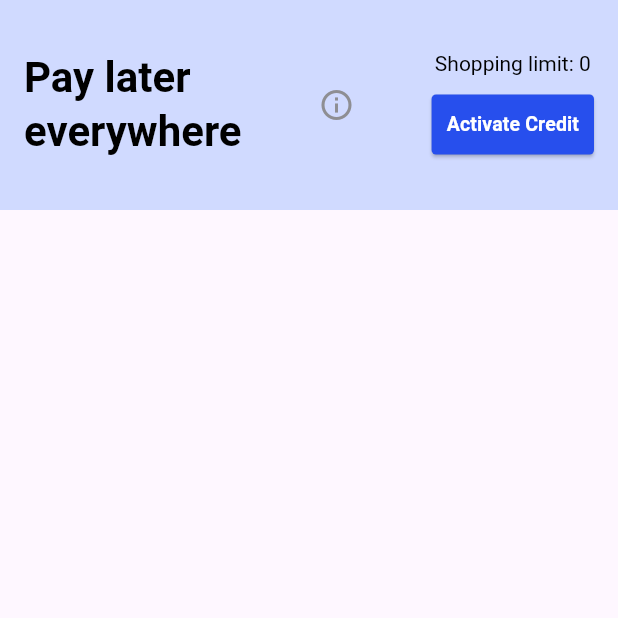
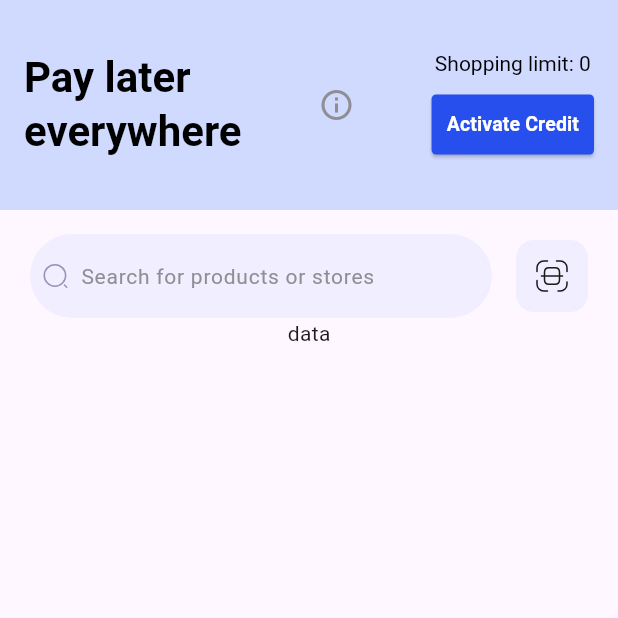
Before and after one commit to Olamidotune/credpal_ui_test, a Flutter app: the screen it shows after launch, on a phone screen of 412 x 824 dp, the top half of it. Run offline on Flutter 3.47's test engine with Material 3 defaults, Android fonts, the light colour scheme and no system bars; our stand-ins replace flutter_svg, google_fonts.

Commit message:
feat: enhance HomeScreen with search and scan functionality, add SVG assets

```diff
--- a/lib/presentation/screens/home.dart
+++ b/lib/presentation/screens/home.dart
@@ -3,6 +3,7 @@
 import 'package:credpal_ui_test/core/theme/text_styles.dart';
 import 'package:credpal_ui_test/presentation/widgets/button.dart';
 import 'package:flutter/material.dart';
+import 'package:flutter_svg/flutter_svg.dart';
 
 class HomeScreen extends StatelessWidget {
   const HomeScreen({super.key});
@@ -33,6 +34,72 @@
 
         toolbarHeight: 140,
       ),
+
+      body: SafeArea(
+        child: SingleChildScrollView(
+          physics: const BouncingScrollPhysics(),
+          child: Padding(
+            padding: EdgeInsets.symmetric(
+              horizontal: AppSpacing.horizontalSpacing,
+            ),
+            child: Column(
+              children: [
+                AppSpacing.verticalSpaceMedium,
+                Row(
+                  children: [
+                    CustomSearchBar(),
+                    AppSpacing.horizontalSpaceMedium,
+                    ScanButton(),
+                  ],
+                ),
+                Text('data'),
+              ],
+            ),
+          ),
+        ),
+      ),
     );
   }
 }
+
+class ScanButton extends StatelessWidget {
+  const ScanButton({super.key});
+
+  @override
+  Widget build(BuildContext context) {
+    return Container(
+      padding: const EdgeInsets.all(12),
+      decoration: BoxDecoration(
+        color: AppColors.secondaryColor.withValues(alpha: .3),
+        borderRadius: BorderRadius.circular(12),
+      ),
+
+      child: SvgPicture.asset('assets/svg/scan.svg'),
+    );
+  }
+}
+
+class CustomSearchBar extends StatelessWidget {
+  const CustomSearchBar({super.key});
+
+  @override
+  Widget build(BuildContext context) {
+    return Expanded(
+      child: SearchBar(
+        leading: SvgPicture.asset(
+          'assets/svg/search.svg',
+          width: 18,
+          height: 18,
+        ),
+        hintText: 'Search for products or stores',
+        hintStyle: WidgetStateProperty.all(
+          TextStyles.bodyText.copyWith(color: AppColors.greyColor),
+        ),
+        backgroundColor: WidgetStateProperty.all(
+          AppColors.secondaryColor.withValues(alpha: .3),
+        ),
+        elevation: WidgetStateProperty.all(0),
+      ),
+    );
+  }
+}
```
Also changed, not shown: pubspec.yaml (+4 -3 lines), assets/svg/scan.svg (added), assets/svg/search.svg (added), pubspec.lock.
